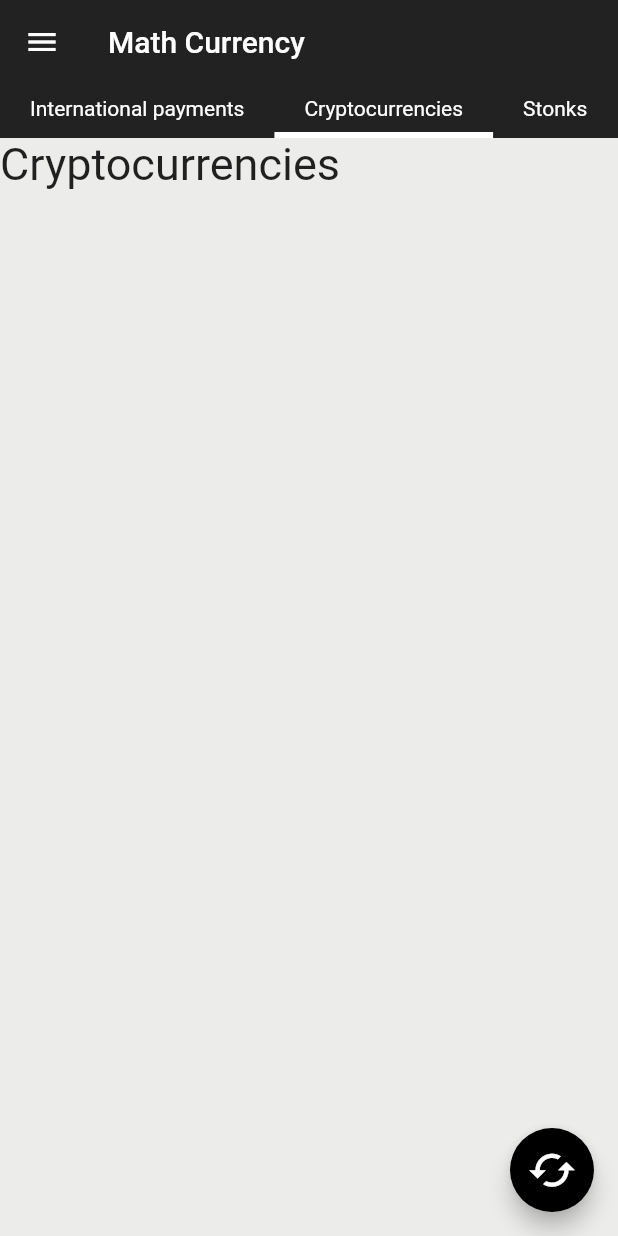
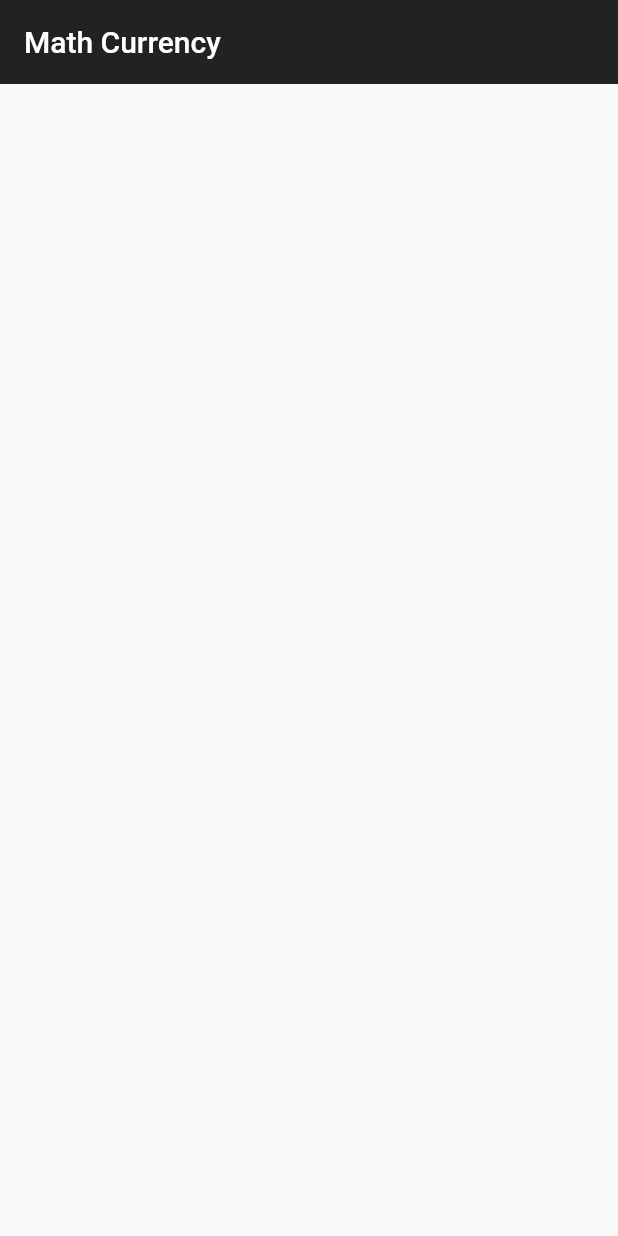
Before and after one commit to piotszy653/currency_calculator, a Flutter app: the screen it shows after launch, on a phone screen of 412 x 824 dp. Run offline on Flutter 3.47's test engine with Material 2 defaults, Android fonts, the phone set to English and light mode, and no system bars.

Commit message:
Add Storage, and his provider context.

```diff
--- /dev/null
+++ b/lib/Storage/Storage.dart
@@ -0,0 +1,66 @@
+import 'package:flutter/material.dart';
+
+class Storage extends ChangeNotifier {
+  List<String> _pages = [
+    'International payments',
+    'Cryptocurrencies',
+    'Diagrams'
+  ];
+  List<String> get pages => _pages;
+  set pages(List<String> value) {
+    _pages = value;
+    notifyListeners();
+  }
+
+  String _appName = 'Math Currency';
+  String get appName => _appName;
+  set appName(String value) {
+    _appName = value;
+    notifyListeners();
+  }
+
+  int _themIndex = 0;
+  int get themIndex => _themIndex;
+
+  List<Them> _thems = [Them(Color(0xFF222222), Color(0x12344321), Colors.black, Colors.white)];
+  List<Them> get thems => _thems;
+  set thems(List<Them> value) {
+    _thems = value;
+    notifyListeners();
+  }
+  // PageController _controller = PageController(
+  //   initialPage: 1,
+  // );
+
+  // int _page = 1;
+}
+
+class Them {
+  ThemBackgrounds backgrounds;
+  ThemFonts fonts;
+
+  Them(Color backgroundDark, Color backgroundLight, Color fontDark, Color fontLight) {
+    this.backgrounds = ThemBackgrounds(backgroundDark,backgroundLight);
+    this.fonts = ThemFonts(fontDark, fontLight);
+  }
+}
+
+class ThemBackgrounds {
+  Color darker;
+  Color lighter;
+
+  ThemBackgrounds(Color darker, Color lighter) {
+    this.darker = darker;
+    this.lighter = lighter;
+  }
+}
+
+class ThemFonts {
+  Color dark;
+  Color light;
+
+  ThemFonts(Color dark, Color light) {
+    this.dark = dark;
+    this.light = light;
+  }
+}
--- /dev/null
+++ b/lib/app_bar.dart
@@ -0,0 +1,28 @@
+import 'package:flutter/material.dart';
+import './Storage/Storage.dart';
+import 'package:provider/provider.dart';
+
+class MainAppBar extends StatefulWidget implements PreferredSizeWidget {
+  MainAppBar({Key key})
+      : preferredSize = Size.fromHeight(kToolbarHeight),
+        super(key: key);
+
+  @override
+  final Size preferredSize;
+
+  @override
+  _MainAppBarState createState() => _MainAppBarState();
+}
+
+class _MainAppBarState extends State<MainAppBar> {
+  @override
+  Widget build(BuildContext context) {
+    final Storage storage = Provider.of<Storage>(context);
+
+    return AppBar(
+      title: Text(storage.appName.toString()),
+      elevation: 0.0,
+      backgroundColor: storage.thems[storage.themIndex.toInt()].backgrounds.darker,
+    );
+  }
+}
--- a/lib/main.dart
+++ b/lib/main.dart
@@ -1,4 +1,10 @@
+//import 'package:currency_calculator/display_area/display_area.dart';
 import 'package:flutter/material.dart';
+import 'package:provider/provider.dart';
+//import './navigation/navigation.dart';
+import './Storage/Storage.dart';
+//import './side_menu.dart';
+import './app_bar.dart';
 
 void main() => runApp(MyApp());
 
@@ -10,127 +16,30 @@ class MyApp extends StatefulWidget {
 }
 
 class _MyAppState extends State<MyApp> {
-  List<String> _pages = [
-    'International payments',
-    'Cryptocurrencies',
-    'Stonks',
-    'Diagrams'
-  ];
-  final _controller = PageController(
-    initialPage: 1,
-  );
-  int _page = 1;
-  BoxDecoration _navigationBorder(int index) {
-    if (_page == index) {
-      return BoxDecoration(
-          border: Border(bottom: BorderSide(color: Colors.white, width: 4.0)));
-    } else {
-      return BoxDecoration();
-    }
+  Widget build(BuildContext context) {
+    return ChangeNotifierProvider<Storage>.value(
+        value: Storage(),
+        child: MaterialApp(
+          home: Scaffold(
+            appBar: MainAppBar(),
+            // drawer: SideMenu(),
+            // body: Column(children: [Navigation(), DisplayArea()]),
+            // floatingActionButton: FloatingActionButton(
+            //   onPressed: () {},
+            //   backgroundColor: _fontColor2,
+            //   child: Icon(
+            //     Icons.cached,
+            //     color: _fontColor1,
+            //     size: 33,
+            //   ),
+            // )
+          ),
+        ));
   }
 
-  static int _darkThemColor = 0xFF222222;
-  static int _softGray = 0x12344321;
-  static String _appName = 'Math Currency';
-  Color _themColor1 = Color(_darkThemColor);
-  Color _themColor2 = Color(_softGray);
-  static Color _fontColor1 = Colors.white;
-  static Color _fontColor2 = Colors.black;
-
-  Widget build(BuildContext context) {
-    return MaterialApp(
-      home: Scaffold(
-          appBar: AppBar(
-            title: Text(_appName),
-            elevation: 0.0,
-            backgroundColor: _themColor1,
-          ),
-          drawer: Drawer(
-              child: Column(
-            children: <Widget>[
-              Container(
-                height: 200,
-                color: _themColor1,
-                child: Text(_appName,
-                    style: TextStyle(fontSize: 25, color: _fontColor1)),
-                alignment: Alignment(-0.6, 0.6),
-              ),
-              ListTile(
-                leading: Icon(Icons.help, color: _fontColor2),
-                title: Text('Tips and Questions'),
-              ),
-              ListTile(
-                leading: Icon(Icons.chat, color: _fontColor2),
-                title: Text('Opinion'),
-              ),
-              ListTile(
-                leading: Icon(Icons.thumb_up, color: _fontColor2),
-                title: Text('Like Us'),
-              ),
-              Divider(),
-              Expanded(
-                  child: Align(
-                alignment: FractionalOffset.bottomRight,
-                child: ListTile(
-                  leading: Icon(Icons.settings, color: _fontColor2),
-                  title: Text('Settings'),
-                ),
-              ))
-            ],
-          )),
-          body: Column(children: [
-            Container(
-                height: 36,
-                color: _themColor1,
-                child: new ListView(
-                  scrollDirection: Axis.horizontal,
-                  children: _pages
-                      .map((page) => GestureDetector(
-                          onTap: () {
-                            _controller.animateToPage(
-                              _pages.indexOf(page),
-                              duration: const Duration(milliseconds: 400),
-                              curve: Curves.easeInOut,
-                            );
-                          },
-                          child: Container(
-                            height: 50.0,
-                            padding: EdgeInsets.fromLTRB(20.0, 8.0, 20.0, 0.0),
-                            decoration: _navigationBorder(_pages.indexOf(page)),
-                            child: Text(page,
-                                style: TextStyle(
-                                    fontSize: 14, color: _fontColor1)),
-                          )))
-                      .toList(),
-                )),
-            Expanded(
-              child: PageView(
-                onPageChanged: onPageChanged,
-                controller: _controller,
-                children: _pages
-                    .map((page) => Container(
-                          color: _themColor2,
-                          child: Text(page, style: TextStyle(fontSize: 30)),
-                        ))
-                    .toList(),
-              ),
-            )
-          ]),
-          floatingActionButton: FloatingActionButton(
-            onPressed: () {},
-            backgroundColor: _fontColor2,
-            child: Icon(
-              Icons.cached,
-              color: _fontColor1,
-              size: 33,
-            ),
-          )),
-    );
-  }
-
-  void onPageChanged(int value) {
-    setState(() {
-      this._page = value;
-    });
-  }
+  // void onPageChanged(int value) {
+  //   setState(() {
+  //     this._page = value;
+  //   });
+  // }
 }
--- a/pubspec.yaml
+++ b/pubspec.yaml
@@ -23,6 +23,7 @@ dependencies:
   # The following adds the Cupertino Icons font to your application.
   # Use with the CupertinoIcons class for iOS style icons.
   cupertino_icons: ^0.1.2
+  provider: ^3.2.0
 
 dev_dependencies:
   flutter_test:
```
Also changed, not shown: lib/display_area/display_area.dart (added, +19 -0 lines), lib/navigation/navigation.dart (added, +40 -0 lines), lib/side_menu.dart (added, +40 -0 lines), lib/navigation/item.dart (added), pubspec.lock.
